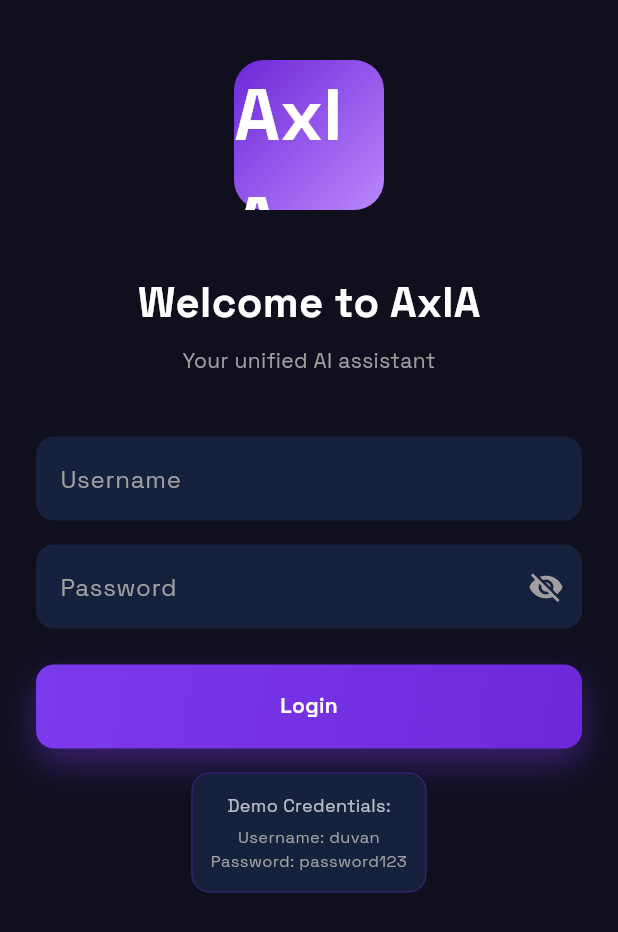
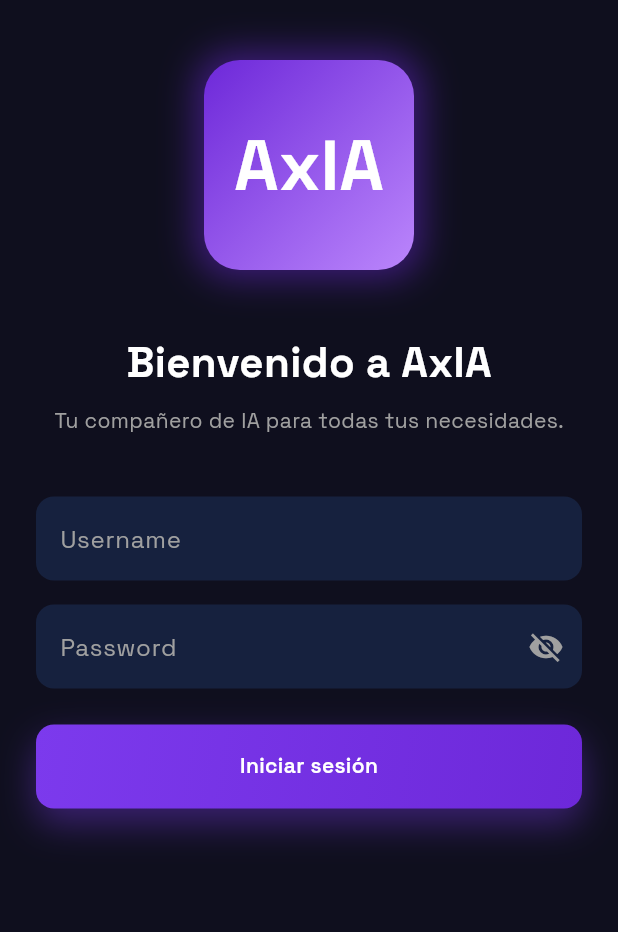
Before and after one commit to axchisan/AxIA, a Flutter app: the screen it shows after launch, on a phone screen of 412 x 824 dp. Shown: the top 932 px of the screen. Run offline on Flutter 3.47's test engine with Material 3 defaults, Android fonts, the phone set to English and light mode, and no system bars; our stand-ins replace flutter_markdown, flutter_secure_storage, hive_flutter, just_audio, permission_handler, shared_preferences and 2 more; missing offline and left inert: record; accounts and stored records are empty; project files that could hold a hidden picture were left out.

Commit message:
cambios y mejoras visuales

```diff
--- a/lib/screens/auth/login_screen.dart
+++ b/lib/screens/auth/login_screen.dart
@@ -70,19 +70,32 @@ class _LoginScreenState extends State<LoginScreen> {
             child: Column(
               mainAxisAlignment: MainAxisAlignment.center,
               children: [
-                // Logo
+                // === LOGO ACTUALIZADO (igual que en SplashScreen) ===
                 Container(
-                  height: 100,
-                  width: 100,
+                  height: 140,
+                  width: 140,
+                  padding: const EdgeInsets.all(20),
                   decoration: BoxDecoration(
                     gradient: LinearGradient(
-                      colors: [AppColors.primaryPurple, AppColors.accentPurple],
+                      colors: [
+                        AppColors.primaryPurple,
+                        AppColors.accentPurple,
+                      ],
                       begin: Alignment.topLeft,
                       end: Alignment.bottomRight,
                     ),
-                    borderRadius: BorderRadius.circular(20),
+                    borderRadius: BorderRadius.circular(24),
+                    boxShadow: [
+                      BoxShadow(
+                        color: AppColors.primaryPurple.withOpacity(0.5),
+                        blurRadius: 20,
+                        spreadRadius: 5,
+                      ),
+                    ],
                   ),
                   child: const Center(
+                    child: FittedBox(
+                      fit: BoxFit.contain,
                       child: Text(
                         'AxIA',
                         style: TextStyle(
@@ -93,11 +106,14 @@ class _LoginScreenState extends State<LoginScreen> {
                       ),
                     ),
                   ),
+                ),
+                // ==================================================
+
                 const SizedBox(height: 40),
 
                 // Title
                 const Text(
-                  'Welcome to AxIA',
+                  'Bienvenido a AxIA',
                   style: TextStyle(
                     fontSize: 28,
                     fontWeight: FontWeight.bold,
@@ -106,7 +122,7 @@ class _LoginScreenState extends State<LoginScreen> {
                 ),
                 const SizedBox(height: 8),
                 Text(
-                  'Your unified AI assistant',
+                  'Tu compañero de IA para todas tus necesidades.',
                   style: TextStyle(
                     fontSize: 14,
                     color: AppColors.textSecondary,
@@ -133,7 +149,8 @@ class _LoginScreenState extends State<LoginScreen> {
                     ),
                     focusedBorder: OutlineInputBorder(
                       borderRadius: BorderRadius.circular(12),
-                      borderSide: BorderSide(color: AppColors.primaryPurple, width: 2),
+                      borderSide:
+                          BorderSide(color: AppColors.primaryPurple, width: 2),
                     ),
                   ),
                 ),
@@ -151,7 +168,9 @@ class _LoginScreenState extends State<LoginScreen> {
                     fillColor: AppColors.surface,
                     suffixIcon: IconButton(
                       icon: Icon(
-                        _obscurePassword ? Icons.visibility_off : Icons.visibility,
+                        _obscurePassword
+                            ? Icons.visibility_off
+                            : Icons.visibility,
                         color: AppColors.textSecondary,
                       ),
                       onPressed: () {
@@ -168,7 +187,8 @@ class _LoginScreenState extends State<LoginScreen> {
                     ),
                     focusedBorder: OutlineInputBorder(
                       borderRadius: BorderRadius.circular(12),
-                      borderSide: BorderSide(color: AppColors.primaryPurple, width: 2),
+                      borderSide:
+                          BorderSide(color: AppColors.primaryPurple, width: 2),
                     ),
                   ),
                 ),
@@ -182,35 +202,13 @@ class _LoginScreenState extends State<LoginScreen> {
                           _handleLogin(context, authProvider);
                         }
                       },
-                      label: authProvider.isLoading ? 'Logging in...' : 'Login',
+                      label: authProvider.isLoading
+                          ? 'Iniciando sesión...'
+                          : 'Iniciar sesión',
                     );
                   },
                 ),
                 const SizedBox(height: 16),
-
-                // Demo credentials
-                Container(
-                  padding: const EdgeInsets.all(12),
-                  decoration: BoxDecoration(
-                    color: AppColors.surface,
-                    borderRadius: BorderRadius.circular(12),
-                    border: Border.all(color: AppColors.primaryPurple.withOpacity(0.3)),
-                  ),
-                  child: Column(
-                    children: [
-                      const Text(
-                        'Demo Credentials:',
-                        style: TextStyle(fontSize: 12, color: Colors.white70),
-                      ),
-                      const SizedBox(height: 4),
-                      Text(
-                        'Username: duvan\nPassword: password123',
-                        textAlign: TextAlign.center,
-                        style: TextStyle(fontSize: 11, color: AppColors.textSecondary),
-                      ),
-                    ],
-                  ),
-                ),
               ],
             ),
           ),
--- a/lib/screens/auth/splash_screen.dart
+++ b/lib/screens/auth/splash_screen.dart
@@ -111,7 +111,7 @@ class _SplashScreenState extends State<SplashScreen>
             FadeTransition(
               opacity: _fadeAnimation,
               child: Text(
-                'Your Unified AI Assistant',
+                'Tu asistente de IA personal',
                 style: TextStyle(
                   fontSize: 16,
                   color: AppColors.textSecondary,
```
Also changed, not shown: 21 other files. Lines whose indentation alone changed are shown as unchanged.
